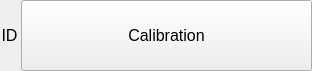
Qt form ui/controls/calibrationbutton.ui (dmitry64/av20) before a commit.
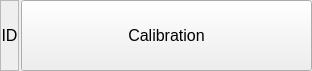
The same form after that commit.

Patch:
```diff
--- a/ui/controls/calibrationbutton.ui
+++ b/ui/controls/calibrationbutton.ui
@@ -36,6 +36,9 @@
        <pointsize>12</pointsize>
       </font>
      </property>
+     <property name="frameShape">
+      <enum>QFrame::StyledPanel</enum>
+     </property>
      <property name="text">
       <string>ID</string>
      </property>
```
